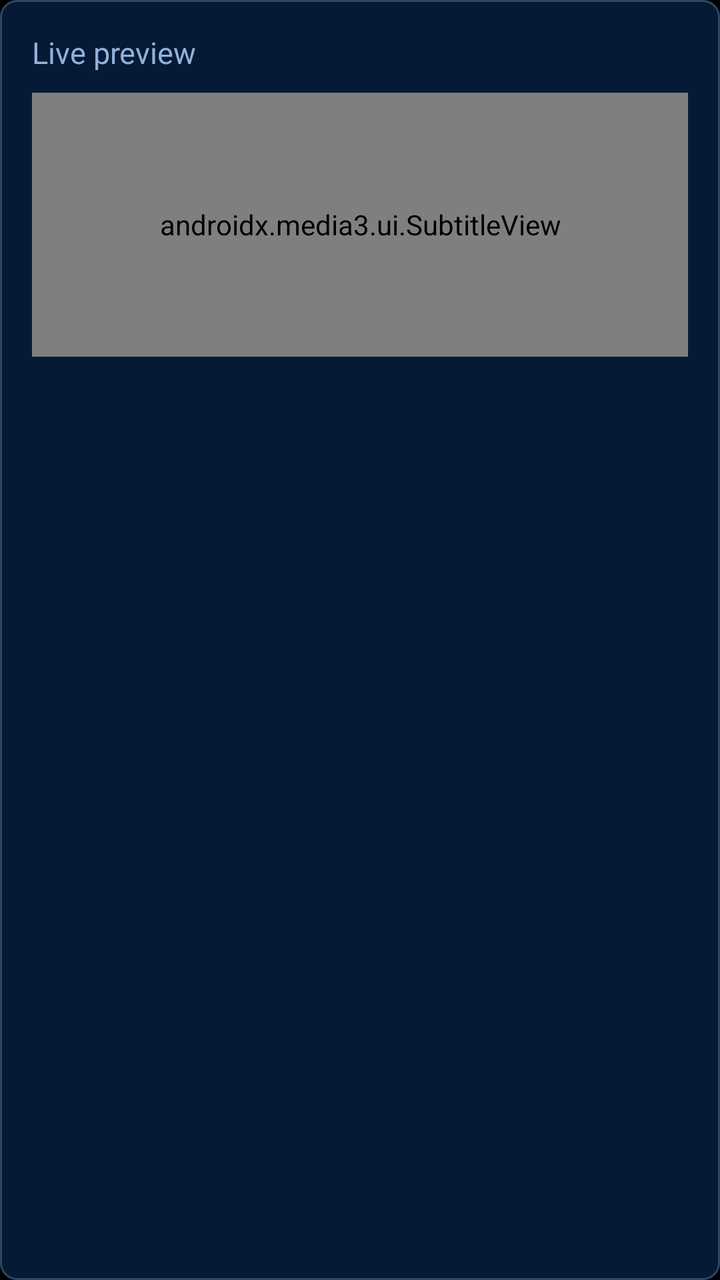
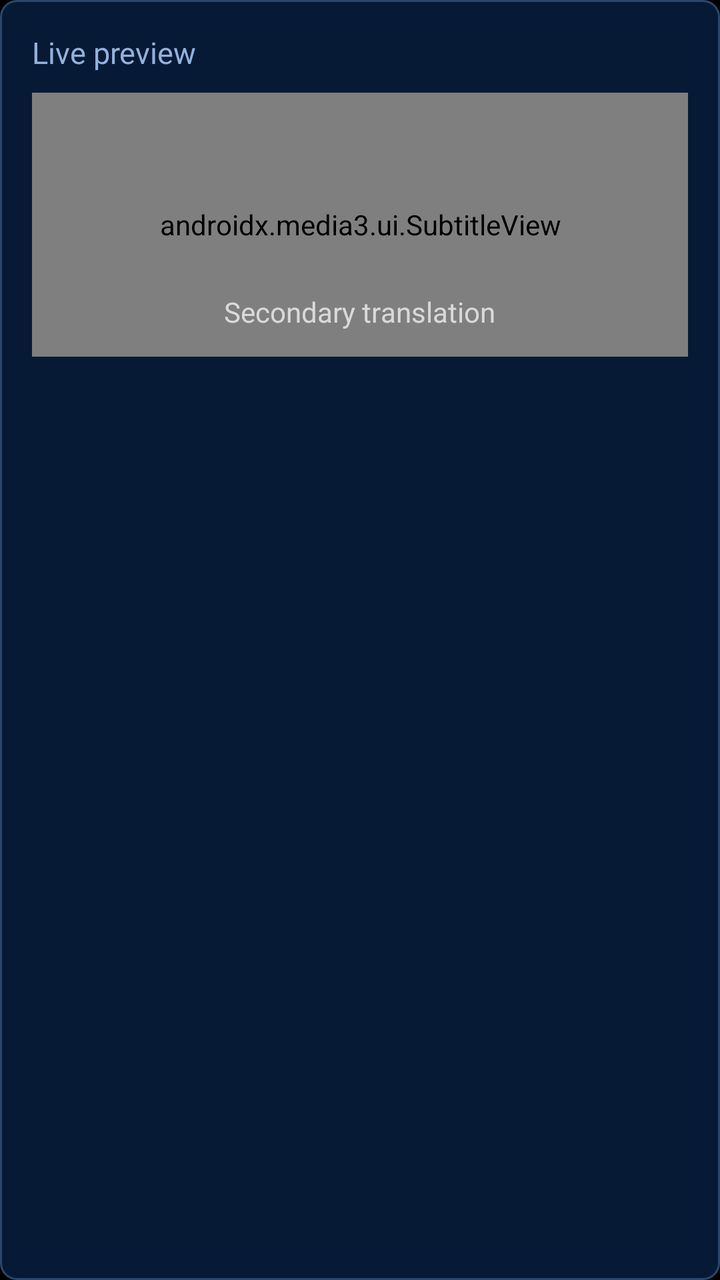

An Android layout rendered at two revisions. The XML below is the earlier revision; the diff shows what the commit changed to produce the second picture.
<!-- AndroidManifest.xml: application theme Theme.Player -->
<!-- res/layout/preference_subtitle_preview.xml -->
<?xml version="1.0" encoding="utf-8"?>
<LinearLayout xmlns:android="http://schemas.android.com/apk/res/android"
    android:layout_width="match_parent"
    android:layout_height="wrap_content"
    android:layout_marginTop="10dp"
    android:background="@drawable/ua_subtitle_preview_background"
    android:orientation="vertical"
    android:padding="16dp">

    <TextView
        android:layout_width="match_parent"
        android:layout_height="wrap_content"
        android:text="@string/pref_subtitle_preview"
        android:textColor="@color/ua_secondary"
        android:textSize="15sp" />

    <FrameLayout
        android:layout_width="match_parent"
        android:layout_height="132dp"
        android:layout_marginTop="10dp"
        android:background="#D9000000">

        <androidx.media3.ui.SubtitleView
            android:id="@+id/subtitle_preview"
            android:layout_width="match_parent"
            android:layout_height="match_parent"
            android:paddingStart="12dp"
            android:paddingEnd="12dp" />

    </FrameLayout>

</LinearLayout>
<!-- resources referenced by this layout -->
<resources>
  <color name="ua_secondary">#FF91B2DB</color>
  <!-- drawable ua_subtitle_preview_background (drawable) -->
  <?xml version="1.0" encoding="utf-8"?>
  <shape xmlns:android="http://schemas.android.com/apk/res/android"
      android:shape="rectangle">
      <solid android:color="#FF071A35" />
      <stroke
          android:width="1dp"
          android:color="#FF294769" />
      <corners android:radius="8dp" />
  </shape>
  <string name="pref_subtitle_preview">Live preview</string>
  <style name="Theme.Player" parent="BaseTheme.Player">
      </style>
  <style name="BaseTheme.Player" parent="Theme.AppCompat.NoActionBar">
          <item name="android:windowFullscreen">true</item>
          <item name="android:statusBarColor">@color/ui_controls_background</item>
          <item name="android:navigationBarColor">@color/ui_controls_background</item>
          <item name="android:windowBackground">@color/black</item>
          <item name="android:windowLayoutInDisplayCutoutMode" tools:ignore="NewApi">shortEdges</item>
          <item name="android:forceDarkAllowed" tools:targetApi="29">false</item>
          <item name="colorAccent">@color/ua_gold</item>
          <item name="colorControlNormal">@color/white</item>
          <item name="colorControlActivated">@color/ua_gold</item>
          <item name="colorControlHighlight">@color/ua_blue</item>
          <item name="android:colorAccent">@color/ua_gold</item>
          <item name="android:colorControlNormal">@color/white</item>
          <item name="android:colorControlActivated">@color/ua_gold</item>
          <item name="android:colorControlHighlight">@color/ua_blue</item>
          <item name="alertDialogTheme">@style/ThemeOverlay.Player.Dialog</item>
          <item name="android:alertDialogTheme">@style/ThemeOverlay.Player.Dialog</item>
      </style>
  <color name="ui_controls_background">#98000000</color>
  <color name="black">#FF000000</color>
  <color name="ua_gold">#FFF0B726</color>
  <color name="white">#FFFFFFFF</color>
  <color name="ua_blue">#FF0A274C</color>
  <style name="ThemeOverlay.Player.Dialog" parent="ThemeOverlay.AppCompat.Dialog.Alert">
          <item name="android:windowBackground">@drawable/ua_dialog_background</item>
          <item name="android:textColorPrimary">@color/white</item>
          <item name="android:textColorSecondary">@color/ua_secondary</item>
          <item name="textColorAlertDialogListItem">@color/white</item>
          <item name="android:textColorAlertDialogListItem">@color/white</item>
          <item name="colorAccent">@color/ua_gold</item>
          <item name="android:colorAccent">@color/ua_gold</item>
      </style>
  <!-- drawable ua_dialog_background (drawable) -->
  <?xml version="1.0" encoding="utf-8"?>
  <shape xmlns:android="http://schemas.android.com/apk/res/android" android:shape="rectangle">
      <solid android:color="#E0041228" />
      <stroke android:width="1dp" android:color="@color/ua_gold" />
      <corners android:radius="10dp" />
      <padding android:left="8dp" android:top="8dp" android:right="8dp" android:bottom="8dp" />
  </shape>
</resources>

<!-- the commit's change to res/layout/preference_subtitle_preview.xml (unified diff, before → after) -->
@@ -27,6 +27,19 @@
             android:paddingStart="12dp"
             android:paddingEnd="12dp" />
 
+        <TextView
+            android:id="@+id/subtitle_preview_secondary"
+            android:layout_width="wrap_content"
+            android:layout_height="wrap_content"
+            android:layout_gravity="bottom|center_horizontal"
+            android:layout_marginBottom="10dp"
+            android:maxLines="2"
+            android:paddingStart="8dp"
+            android:paddingTop="3dp"
+            android:paddingEnd="8dp"
+            android:paddingBottom="3dp"
+            android:text="@string/subtitle_preview_secondary_sample" />
+
     </FrameLayout>
 
 </LinearLayout>
<!-- resource entries referenced after the edit -->
@@ -12,6 +12,7 @@
       <corners android:radius="8dp" />
   </shape>
   <string name="pref_subtitle_preview">Live preview</string>
+  <string name="subtitle_preview_secondary_sample">Secondary translation</string>
   <style name="Theme.Player" parent="BaseTheme.Player">
       </style>
   <style name="BaseTheme.Player" parent="Theme.AppCompat.NoActionBar">
